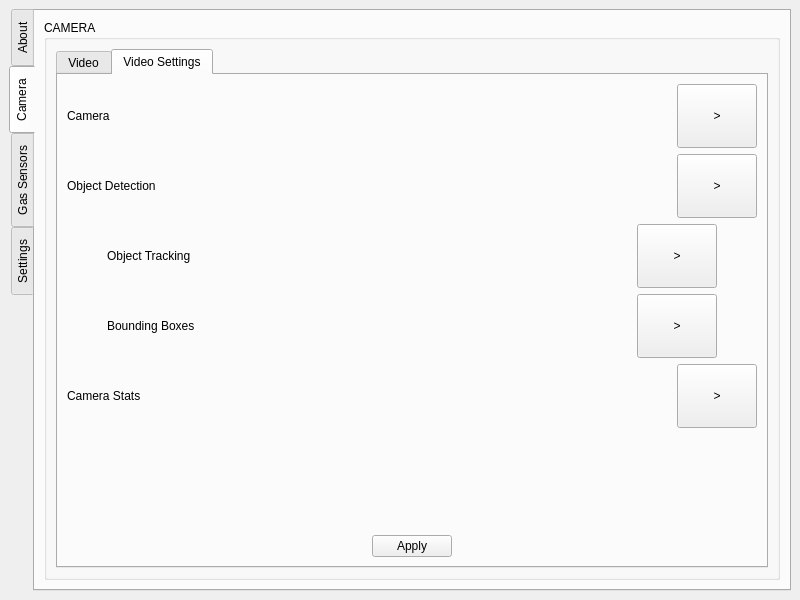
The window that mainwindow.ui (hakan-demirli/FQ-Control-Center) describes before a commit, drawn with Qt 5.
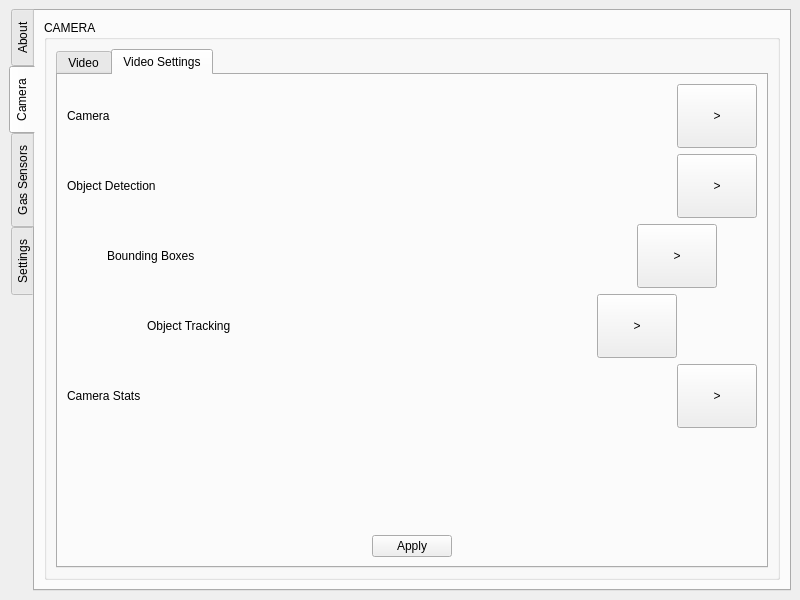
The same window after the commit. The open tabs and pages were chosen to show the change. Custom widgets are drawn as their Qt base class.

Commit message: Adds object tracking Adds more bugs

Diff of the .ui file:
```diff
--- a/mainwindow.ui
+++ b/mainwindow.ui
@@ -154,7 +154,7 @@
               </attribute>
               <layout class="QGridLayout" name="gridLayout_5">
                <item row="0" column="0">
-                <layout class="QHBoxLayout" name="horizontalLayout_7">
+                <layout class="QHBoxLayout" name="horizontalLayout_10">
                  <item>
                   <widget class="QLabel" name="camera_info_label">
                    <property name="text">
@@ -234,79 +234,6 @@
                 </layout>
                </item>
                <item row="2" column="0">
-                <layout class="QHBoxLayout" name="horizontalLayout_2">
-                 <item>
-                  <spacer name="horizontalSpacer_7">
-                   <property name="orientation">
-                    <enum>Qt::Horizontal</enum>
-                   </property>
-                   <property name="sizeType">
-                    <enum>QSizePolicy::Minimum</enum>
-                   </property>
-                   <property name="sizeHint" stdset="0">
-                    <size>
-                     <width>40</width>
-                     <height>20</height>
-                    </size>
-                   </property>
-                  </spacer>
-                 </item>
-                 <item>
-                  <layout class="QHBoxLayout" name="horizontalLayout_3">
-                   <item>
-                    <widget class="QLabel" name="tracking_info_label">
-                     <property name="text">
-                      <string>Object Tracking</string>
-                     </property>
-                    </widget>
-                   </item>
-                   <item>
-                    <spacer name="horizontalSpacer_3">
-                     <property name="orientation">
-                      <enum>Qt::Horizontal</enum>
-                     </property>
-                     <property name="sizeHint" stdset="0">
-                      <size>
-                       <width>40</width>
-                       <height>20</height>
-                      </size>
-                     </property>
-                    </spacer>
-                   </item>
-                   <item>
-                    <widget class="QPushButton" name="tracking_run_button">
-                     <property name="minimumSize">
-                      <size>
-                       <width>0</width>
-                       <height>64</height>
-                      </size>
-                     </property>
-                     <property name="text">
-                      <string>&gt;</string>
-                     </property>
-                    </widget>
-                   </item>
-                  </layout>
-                 </item>
-                 <item>
-                  <spacer name="horizontalSpacer_8">
-                   <property name="orientation">
-                    <enum>Qt::Horizontal</enum>
-                   </property>
-                   <property name="sizeType">
-                    <enum>QSizePolicy::Minimum</enum>
-                   </property>
-                   <property name="sizeHint" stdset="0">
-                    <size>
-                     <width>40</width>
-                     <height>20</height>
-                    </size>
-                   </property>
-                  </spacer>
-                 </item>
-                </layout>
-               </item>
-               <item row="3" column="0">
                 <layout class="QHBoxLayout" name="horizontalLayout_8">
                  <item>
                   <spacer name="horizontalSpacer_9">
@@ -379,6 +306,115 @@
                  </item>
                 </layout>
                </item>
+               <item row="3" column="0">
+                <layout class="QHBoxLayout" name="horizontalLayout_7">
+                 <item>
+                  <spacer name="horizontalSpacer_12">
+                   <property name="orientation">
+                    <enum>Qt::Horizontal</enum>
+                   </property>
+                   <property name="sizeType">
+                    <enum>QSizePolicy::Minimum</enum>
+                   </property>
+                   <property name="sizeHint" stdset="0">
+                    <size>
+                     <width>40</width>
+                     <height>20</height>
+                    </size>
+                   </property>
+                  </spacer>
+                 </item>
+                 <item>
+                  <layout class="QHBoxLayout" name="horizontalLayout_2">
+                   <item>
+                    <spacer name="horizontalSpacer_7">
+                     <property name="orientation">
+                      <enum>Qt::Horizontal</enum>
+                     </property>
+                     <property name="sizeType">
+                      <enum>QSizePolicy::Minimum</enum>
+                     </property>
+                     <property name="sizeHint" stdset="0">
+                      <size>
+                       <width>40</width>
+                       <height>20</height>
+                      </size>
+                     </property>
+                    </spacer>
+                   </item>
+                   <item>
+                    <layout class="QHBoxLayout" name="horizontalLayout_3">
+                     <item>
+                      <widget class="QLabel" name="tracking_info_label">
+                       <property name="text">
+                        <string>Object Tracking</string>
+                       </property>
+                      </widget>
+                     </item>
+                     <item>
+                      <spacer name="horizontalSpacer_3">
+                       <property name="orientation">
+                        <enum>Qt::Horizontal</enum>
+                       </property>
+                       <property name="sizeHint" stdset="0">
+                        <size>
+                         <width>40</width>
+                         <height>20</height>
+                        </size>
+                       </property>
+                      </spacer>
+                     </item>
+                     <item>
+                      <widget class="QPushButton" name="tracking_run_button">
+                       <property name="minimumSize">
+                        <size>
+                         <width>0</width>
+                         <height>64</height>
+                        </size>
+                       </property>
+                       <property name="text">
+                        <string>&gt;</string>
+                       </property>
+                      </widget>
+                     </item>
+                    </layout>
+                   </item>
+                   <item>
+                    <spacer name="horizontalSpacer_8">
+                     <property name="orientation">
+                      <enum>Qt::Horizontal</enum>
+                     </property>
+                     <property name="sizeType">
+                      <enum>QSizePolicy::Minimum</enum>
+                     </property>
+                     <property name="sizeHint" stdset="0">
+                      <size>
+                       <width>40</width>
+                       <height>20</height>
+                      </size>
+                     </property>
+                    </spacer>
+                   </item>
+                  </layout>
+                 </item>
+                 <item>
+                  <spacer name="horizontalSpacer_13">
+                   <property name="orientation">
+                    <enum>Qt::Horizontal</enum>
+                   </property>
+                   <property name="sizeType">
+                    <enum>QSizePolicy::Minimum</enum>
+                   </property>
+                   <property name="sizeHint" stdset="0">
+                    <size>
+                     <width>40</width>
+                     <height>20</height>
+                    </size>
+                   </property>
+                  </spacer>
+                 </item>
+                </layout>
+               </item>
                <item row="4" column="0">
                 <layout class="QHBoxLayout" name="horizontalLayout_5">
                  <item>
```
Left out of the diff: 4 changed lines with no effect on the pictures. The commit also changes 5 other files.
